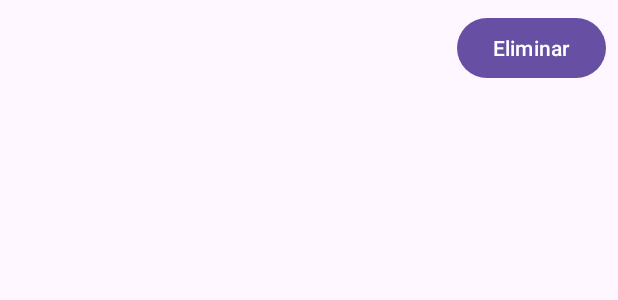
After one commit to HideinMito/PokemonApp, an Android app: the layout item_pokemon_favorite.xml on its own in the app's theme, with its tools: preview values and no code run, on a phone screen of 412 x 824 dp. The commit adds this screen. Shown: the top 300 px of the screen. Run offline under Robolectric (Android 15) with nearby library versions, the phone set to English and light mode, and no system bars.

```diff
--- a/app/src/main/AndroidManifest.xml
+++ b/app/src/main/AndroidManifest.xml
@@ -36,10 +36,8 @@
         <!-- Actividades de los botones-->
         <activity android:name=".EficazActivity" />
         <activity android:name=".DebilActivity" />
-        <activity android:name=".AddFavoritesActivity" />
-        <activity android:name=".ShowFavoritesActivity" />
         <activity android:name=".CombateActivity" />
-
+        <activity android:name=".FavoriteActivity" /> <!-- Aquí está la actividad faltante -->
 
     </application>
 
--- a/app/src/main/res/layout/activity_add_favorites.xml
+++ /dev/null
@@ -1,6 +0,0 @@
-<?xml version="1.0" encoding="utf-8"?>
-<androidx.constraintlayout.widget.ConstraintLayout xmlns:android="http://schemas.android.com/apk/res/android"
-    android:layout_width="match_parent"
-    android:layout_height="match_parent">
-
-</androidx.constraintlayout.widget.ConstraintLayout>
--- a/app/src/main/res/layout/activity_show_favorites.xml
+++ /dev/null
@@ -1,6 +0,0 @@
-<?xml version="1.0" encoding="utf-8"?>
-<androidx.constraintlayout.widget.ConstraintLayout xmlns:android="http://schemas.android.com/apk/res/android"
-    android:layout_width="match_parent"
-    android:layout_height="match_parent">
-
-</androidx.constraintlayout.widget.ConstraintLayout>
--- /dev/null
+++ b/app/src/main/res/layout/item_pokemon_favorite.xml
@@ -0,0 +1,31 @@
+<?xml version="1.0" encoding="utf-8"?>
+<LinearLayout
+    xmlns:android="http://schemas.android.com/apk/res/android"
+    android:layout_width="match_parent"
+    android:layout_height="wrap_content"
+    android:orientation="horizontal"
+    android:padding="8dp">
+
+    <!-- Imagen del Pokémon -->
+    <ImageView
+        android:id="@+id/ivPokemonSprite"
+        android:layout_width="48dp"
+        android:layout_height="48dp"
+        android:layout_marginEnd="8dp" />
+
+    <!-- Nombre del Pokémon -->
+    <TextView
+        android:id="@+id/tvPokemonName"
+        android:layout_width="0dp"
+        android:layout_height="wrap_content"
+        android:layout_weight="1"
+        android:textSize="16sp"
+        android:textColor="#000000" />
+
+    <!-- Botón para eliminar -->
+    <Button
+        android:id="@+id/btnDelete"
+        android:layout_width="wrap_content"
+        android:layout_height="wrap_content"
+        android:text="Eliminar" />
+</LinearLayout>
```
Also changed, not shown: app/src/main/java/com/example/pokemontypesapp/AddFavoritesActivity.kt (deleted, +0 -11 lines), app/src/main/java/com/example/pokemontypesapp/DebilActivity.kt (+18 -11 lines), app/src/main/java/com/example/pokemontypesapp/FavoriteActivity.kt (added, +33 -0 lines), app/src/main/java/com/example/pokemontypesapp/MainActivity.kt (+45 -12 lines), app/src/main/java/com/example/pokemontypesapp/PokemonAdapter.kt (added, +50 -0 lines), app/src/main/java/com/example/pokemontypesapp/PokemonDao.kt (added, +15 -0 lines), app/src/main/java/com/example/pokemontypesapp/PokemonDatabase.kt (added, +28 -0 lines), app/src/main/java/com/example/pokemontypesapp/PokemonEntity.kt (added, +11 -0 lines), app/src/main/java/com/example/pokemontypesapp/ShowFavoritesActivity.kt (deleted, +0 -11 lines), app/src/main/res/layout/activity_favorites.xml (added, +15 -0 lines).
